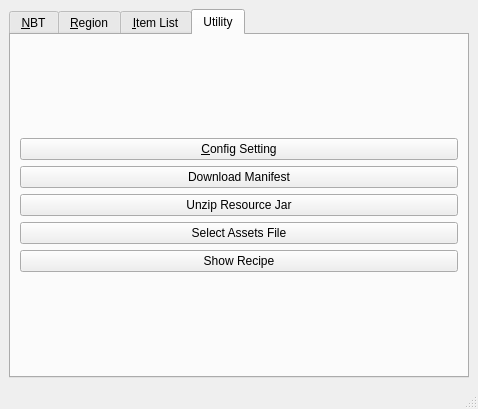
DreamHelium/dhlrc, file src/qt/mainwindow.ui: the form before one commit.
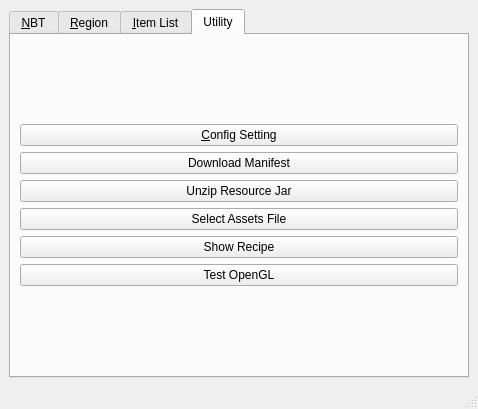
The form after the commit. The open tabs and pages were chosen to show the change.

```diff
--- a/src/qt/mainwindow.ui
+++ b/src/qt/mainwindow.ui
@@ -179,6 +179,13 @@
             </property>
            </widget>
           </item>
+          <item>
+           <widget class="QPushButton" name="openglBtn">
+            <property name="text">
+             <string>Test OpenGL</string>
+            </property>
+           </widget>
+          </item>
          </layout>
         </item>
        </layout>
```
